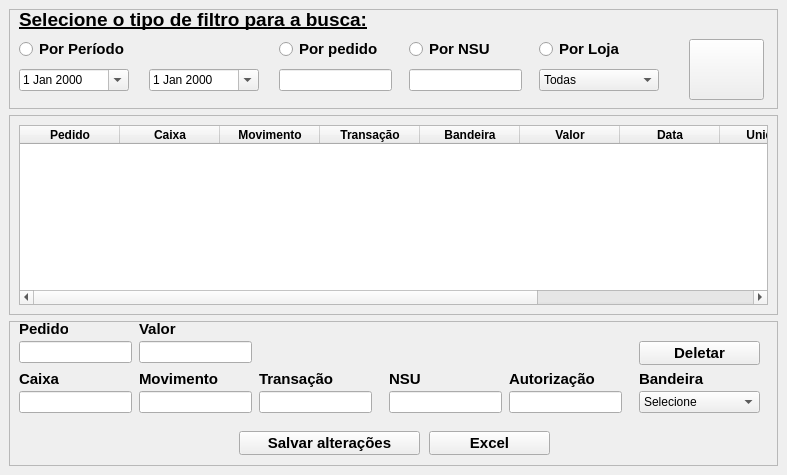
This is ui/ui_card_management.ui in maatkur/card-payments as Qt 5 draws it before an edit. The edited form follows.
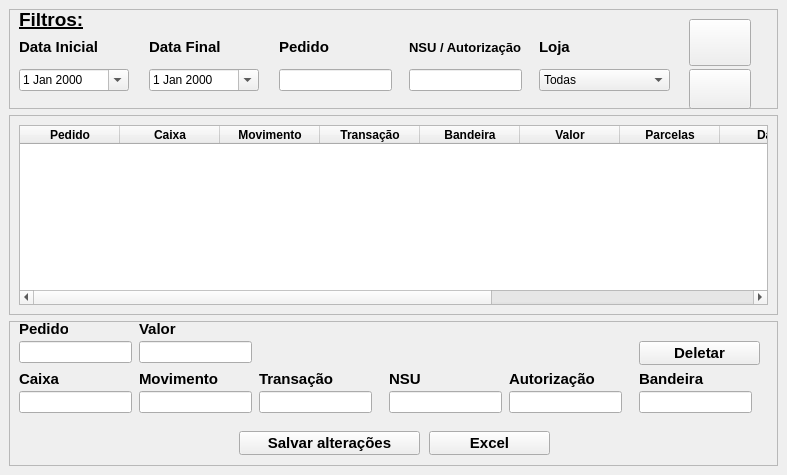
This is the edited form. Icons and pictures are not drawn.

Commit message: adding payment management window functions

The edit to the form file:
```diff
--- a/ui/ui_card_management.ui
+++ b/ui/ui_card_management.ui
@@ -87,9 +87,9 @@
     <property name="geometry">
      <rect>
       <x>680</x>
-      <y>30</y>
-      <width>75</width>
-      <height>61</height>
+      <y>10</y>
+      <width>62</width>
+      <height>47</height>
      </rect>
     </property>
     <property name="text">
@@ -106,88 +106,12 @@
      </size>
     </property>
    </widget>
-   <widget class="QRadioButton" name="by_date_radioButton">
-    <property name="geometry">
-     <rect>
-      <x>10</x>
-      <y>30</y>
-      <width>111</width>
-      <height>20</height>
-     </rect>
-    </property>
-    <property name="font">
-     <font>
-      <pointsize>11</pointsize>
-      <bold>true</bold>
-     </font>
-    </property>
-    <property name="text">
-     <string>Por Período</string>
-    </property>
-   </widget>
-   <widget class="QRadioButton" name="by_order_radioButton">
-    <property name="geometry">
-     <rect>
-      <x>270</x>
-      <y>30</y>
-      <width>101</width>
-      <height>20</height>
-     </rect>
-    </property>
-    <property name="font">
-     <font>
-      <pointsize>11</pointsize>
-      <bold>true</bold>
-     </font>
-    </property>
-    <property name="text">
-     <string>Por pedido</string>
-    </property>
-   </widget>
-   <widget class="QRadioButton" name="by_nsu_authorization_radioButton">
-    <property name="geometry">
-     <rect>
-      <x>400</x>
-      <y>30</y>
-      <width>89</width>
-      <height>20</height>
-     </rect>
-    </property>
-    <property name="font">
-     <font>
-      <pointsize>11</pointsize>
-      <bold>true</bold>
-     </font>
-    </property>
-    <property name="text">
-     <string>Por NSU</string>
-    </property>
-   </widget>
-   <widget class="QRadioButton" name="by_store_radioButton">
-    <property name="geometry">
-     <rect>
-      <x>530</x>
-      <y>30</y>
-      <width>131</width>
-      <height>20</height>
-     </rect>
-    </property>
-    <property name="font">
-     <font>
-      <pointsize>11</pointsize>
-      <bold>true</bold>
-     </font>
-    </property>
-    <property name="text">
-     <string>Por Loja</string>
-    </property>
-   </widget>
    <widget class="QLabel" name="label">
     <property name="geometry">
      <rect>
       <x>10</x>
       <y>0</y>
-      <width>351</width>
+      <width>71</width>
       <height>21</height>
      </rect>
     </property>
@@ -199,7 +123,7 @@
      </font>
     </property>
     <property name="text">
-     <string>Selecione o tipo de filtro para a busca:</string>
+     <string>Filtros:</string>
     </property>
    </widget>
    <widget class="QComboBox" name="comboBox">
@@ -207,7 +131,7 @@
      <rect>
       <x>530</x>
       <y>60</y>
-      <width>120</width>
+      <width>131</width>
       <height>22</height>
      </rect>
     </property>
@@ -217,6 +141,124 @@
      </property>
     </item>
    </widget>
+   <widget class="QLabel" name="label_10">
+    <property name="geometry">
+     <rect>
+      <x>10</x>
+      <y>30</y>
+      <width>91</width>
+      <height>16</height>
+     </rect>
+    </property>
+    <property name="font">
+     <font>
+      <pointsize>11</pointsize>
+      <bold>true</bold>
+     </font>
+    </property>
+    <property name="text">
+     <string>Data Inicial</string>
+    </property>
+   </widget>
+   <widget class="QLabel" name="label_11">
+    <property name="geometry">
+     <rect>
+      <x>140</x>
+      <y>30</y>
+      <width>91</width>
+      <height>16</height>
+     </rect>
+    </property>
+    <property name="font">
+     <font>
+      <pointsize>11</pointsize>
+      <bold>true</bold>
+     </font>
+    </property>
+    <property name="text">
+     <string>Data Final</string>
+    </property>
+   </widget>
+   <widget class="QLabel" name="label_12">
+    <property name="geometry">
+     <rect>
+      <x>270</x>
+      <y>30</y>
+      <width>91</width>
+      <height>16</height>
+     </rect>
+    </property>
+    <property name="font">
+     <font>
+      <pointsize>11</pointsize>
+      <bold>true</bold>
+     </font>
+    </property>
+    <property name="text">
+     <string>Pedido</string>
+    </property>
+   </widget>
+   <widget class="QLabel" name="label_13">
+    <property name="geometry">
+     <rect>
+      <x>400</x>
+      <y>30</y>
+      <width>131</width>
+      <height>16</height>
+     </rect>
+    </property>
+    <property name="font">
+     <font>
+      <pointsize>10</pointsize>
+      <bold>true</bold>
+     </font>
+    </property>
+    <property name="text">
+     <string>NSU / Autorização</string>
+    </property>
+   </widget>
+   <widget class="QLabel" name="label_14">
+    <property name="geometry">
+     <rect>
+      <x>530</x>
+      <y>30</y>
+      <width>111</width>
+      <height>16</height>
+     </rect>
+    </property>
+    <property name="font">
+     <font>
+      <pointsize>11</pointsize>
+      <bold>true</bold>
+     </font>
+    </property>
+    <property name="text">
+     <string>Loja</string>
+    </property>
+   </widget>
+   <widget class="QPushButton" name="clear_filters_button">
+    <property name="geometry">
+     <rect>
+      <x>680</x>
+      <y>60</y>
+      <width>62</width>
+      <height>40</height>
+     </rect>
+    </property>
+    <property name="text">
+     <string/>
+    </property>
+    <property name="icon">
+     <iconset>
+      <normaloff>../icons/filtro-limpo.ico</normaloff>../icons/filtro-limpo.ico</iconset>
+    </property>
+    <property name="iconSize">
+     <size>
+      <width>20</width>
+      <height>20</height>
+     </size>
+    </property>
+   </widget>
   </widget>
   <widget class="QFrame" name="frame_2">
    <property name="geometry">
@@ -428,27 +470,6 @@
      <string>Bandeira</string>
     </property>
    </widget>
-   <widget class="QComboBox" name="flags_comboBox">
-    <property name="geometry">
-     <rect>
-      <x>630</x>
-      <y>70</y>
-      <width>121</width>
-      <height>22</height>
-     </rect>
-    </property>
-    <property name="font">
-     <font>
-      <pointsize>9</pointsize>
-      <bold>false</bold>
-     </font>
-    </property>
-    <item>
-     <property name="text">
-      <string>Selecione</string>
-     </property>
-    </item>
-   </widget>
    <widget class="QPushButton" name="save_button">
     <property name="geometry">
      <rect>
@@ -503,7 +524,20 @@
     </property>
     <property name="icon">
      <iconset>
-      <normaloff>icons/excel.ico</normaloff>icons/excel.ico</iconset>
+      <normaloff>../icons/excel.ico</normaloff>../icons/excel.ico</iconset>
+    </property>
+   </widget>
+   <widget class="QLineEdit" name="flag_view">
+    <property name="geometry">
+     <rect>
+      <x>630</x>
+      <y>70</y>
+      <width>113</width>
+      <height>22</height>
+     </rect>
+    </property>
+    <property name="readOnly">
+     <bool>true</bool>
     </property>
    </widget>
   </widget>
@@ -606,6 +640,16 @@
         </font>
        </property>
       </column>
+      <column>
+       <property name="text">
+        <string>Parcelas</string>
+       </property>
+       <property name="font">
+        <font>
+         <bold>true</bold>
+        </font>
+       </property>
+      </column>
       <column>
        <property name="text">
         <string>Data</string>
```
Left out of the diff: 14 changed lines with no effect on the pictures. The commit also changes 7 other files.
